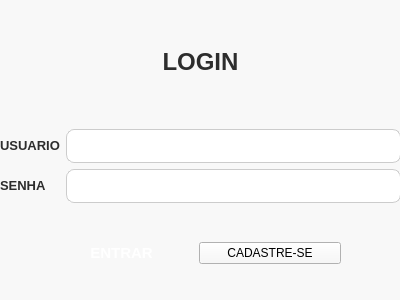
gabriotz/Project-edoo, file GUI_BIBLIOTECA/loginwindow.ui: the form before one commit.
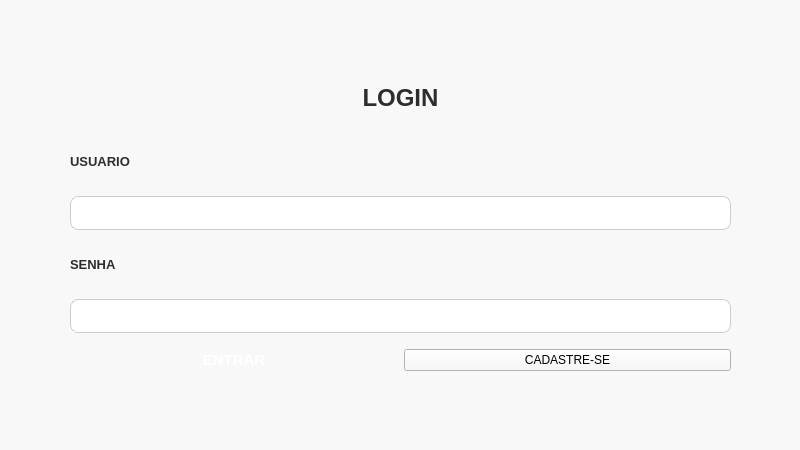
The form after the commit.

Diff of the .ui file:
```diff
--- a/GUI_BIBLIOTECA/loginwindow.ui
+++ b/GUI_BIBLIOTECA/loginwindow.ui
@@ -6,8 +6,8 @@
    <rect>
     <x>0</x>
     <y>0</y>
-    <width>400</width>
-    <height>300</height>
+    <width>800</width>
+    <height>450</height>
    </rect>
   </property>
   <property name="windowTitle">
@@ -19,20 +19,79 @@
   <property name="styleSheet">
    <string notr="true">background-color: rgb(248, 248, 248);</string>
   </property>
-  <widget class="QWidget" name="layoutWidget">
+  <widget class="QWidget" name="">
    <property name="geometry">
     <rect>
-     <x>50</x>
-     <y>230</y>
-     <width>291</width>
-     <height>46</height>
+     <x>70</x>
+     <y>70</y>
+     <width>661</width>
+     <height>311</height>
     </rect>
    </property>
-   <layout class="QHBoxLayout" name="horizontalLayout">
+   <layout class="QVBoxLayout" name="verticalLayout">
     <item>
-     <widget class="QPushButton" name="loginButton">
+     <widget class="QLabel" name="label">
+      <property name="text">
+       <string>&lt;html&gt;&lt;head/&gt;&lt;body&gt;&lt;p align=&quot;center&quot;&gt;&lt;span style=&quot; font-size:18pt; font-weight:700; color:#2D2D2D;&quot;&gt;LOGIN&lt;/span&gt;&lt;/p&gt;&lt;/body&gt;&lt;/html&gt;</string>
+      </property>
+     </widget>
+    </item>
+    <item>
+     <widget class="QLabel" name="label_2">
       <property name="styleSheet">
-       <string notr="true">background: qlineargradient(
+       <string notr="true">color: rgb(45, 45, 45);
+font: 9pt &quot;Segoe UI&quot;;</string>
+      </property>
+      <property name="text">
+       <string>&lt;html&gt;&lt;head/&gt;&lt;body&gt;&lt;p&gt;&lt;span style=&quot; font-size:10pt; font-weight:700; color:#2d2d2d;&quot;&gt;USUARIO&lt;/span&gt;&lt;/p&gt;&lt;/body&gt;&lt;/html&gt;</string>
+      </property>
+     </widget>
+    </item>
+    <item>
+     <widget class="QLineEdit" name="loginLineEdit">
+      <property name="styleSheet">
+       <string notr="true">background-color: white;
+border: 1px solid #CCCCCC;
+padding: 8px;
+border-radius: 8px;
+color: #2D2D2D;
+outline: none; /* Remove a borda de foco padrão do SO */
+
+</string>
+      </property>
+      <property name="text">
+       <string/>
+      </property>
+     </widget>
+    </item>
+    <item>
+     <widget class="QLabel" name="label_3">
+      <property name="text">
+       <string>&lt;html&gt;&lt;head/&gt;&lt;body&gt;&lt;p&gt;&lt;span style=&quot; font-size:10pt; font-weight:700; color:#2d2d2d;&quot;&gt;SENHA&lt;/span&gt;&lt;/p&gt;&lt;/body&gt;&lt;/html&gt;</string>
+      </property>
+     </widget>
+    </item>
+    <item>
+     <widget class="QLineEdit" name="passwordLineEdit">
+      <property name="styleSheet">
+       <string notr="true">background-color: white;
+border: 1px solid #CCCCCC;
+padding: 8px;
+border-radius: 8px;
+color: #2D2D2D;
+outline: none; /* Remove a borda de foco padrão do SO */</string>
+      </property>
+      <property name="text">
+       <string/>
+      </property>
+     </widget>
+    </item>
+    <item>
+     <layout class="QHBoxLayout" name="horizontalLayout">
+      <item>
+       <widget class="QPushButton" name="loginButton">
+        <property name="styleSheet">
+         <string notr="true">background: qlineargradient(
     x1:0, y1:0, x2:1, y2:0,
     stop:0 #8B0000, stop:1 #ED1C24
 );
@@ -45,16 +104,16 @@
 text-align: center;
 
 </string>
-      </property>
-      <property name="text">
-       <string>ENTRAR</string>
-      </property>
-     </widget>
-    </item>
-    <item>
-     <widget class="QPushButton" name="registerButton">
-      <property name="styleSheet">
-       <string notr="true">background: qlineargradient(
+        </property>
+        <property name="text">
+         <string>ENTRAR</string>
+        </property>
+       </widget>
+      </item>
+      <item>
+       <widget class="QPushButton" name="registerButton">
+        <property name="styleSheet">
+         <string notr="true">background: qlineargradient(
     x1:0, y1:0, x2:1, y2:0,
     stop:0 #8B0000, stop:1 #ED1C24
 );
@@ -73,85 +132,14 @@
     );
 }
 </string>
-      </property>
-      <property name="text">
-       <string>CADASTRE-SE</string>
-      </property>
-     </widget>
-    </item>
-   </layout>
-  </widget>
-  <widget class="QWidget" name="layoutWidget">
-   <property name="geometry">
-    <rect>
-     <x>0</x>
-     <y>2</y>
-     <width>401</width>
-     <height>201</height>
-    </rect>
-   </property>
-   <layout class="QGridLayout" name="gridLayout_2">
-    <item row="1" column="0">
-     <layout class="QGridLayout" name="gridLayout">
-      <item row="1" column="1">
-       <widget class="QLineEdit" name="passwordLineEdit">
-        <property name="styleSheet">
-         <string notr="true">background-color: white;
-border: 1px solid #CCCCCC;
-padding: 8px;
-border-radius: 8px;
-color: #2D2D2D;
-outline: none; /* Remove a borda de foco padrão do SO */</string>
         </property>
         <property name="text">
-         <string/>
-        </property>
-       </widget>
-      </item>
-      <item row="1" column="0">
-       <widget class="QLabel" name="label_3">
-        <property name="text">
-         <string>&lt;html&gt;&lt;head/&gt;&lt;body&gt;&lt;p&gt;&lt;span style=&quot; font-size:10pt; font-weight:700; color:#2d2d2d;&quot;&gt;SENHA&lt;/span&gt;&lt;/p&gt;&lt;/body&gt;&lt;/html&gt;</string>
-        </property>
-       </widget>
-      </item>
-      <item row="0" column="1">
-       <widget class="QLineEdit" name="loginLineEdit">
-        <property name="styleSheet">
-         <string notr="true">background-color: white;
-border: 1px solid #CCCCCC;
-padding: 8px;
-border-radius: 8px;
-color: #2D2D2D;
-outline: none; /* Remove a borda de foco padrão do SO */
-
-</string>
-        </property>
-        <property name="text">
-         <string/>
-        </property>
-       </widget>
-      </item>
-      <item row="0" column="0">
-       <widget class="QLabel" name="label_2">
-        <property name="styleSheet">
-         <string notr="true">color: rgb(45, 45, 45);
-font: 9pt &quot;Segoe UI&quot;;</string>
-        </property>
-        <property name="text">
-         <string>&lt;html&gt;&lt;head/&gt;&lt;body&gt;&lt;p&gt;&lt;span style=&quot; font-size:10pt; font-weight:700; color:#2d2d2d;&quot;&gt;USUARIO&lt;/span&gt;&lt;/p&gt;&lt;/body&gt;&lt;/html&gt;</string>
+         <string>CADASTRE-SE</string>
         </property>
        </widget>
       </item>
      </layout>
     </item>
-    <item row="0" column="0">
-     <widget class="QLabel" name="label">
-      <property name="text">
-       <string>&lt;html&gt;&lt;head/&gt;&lt;body&gt;&lt;p align=&quot;center&quot;&gt;&lt;span style=&quot; font-size:18pt; font-weight:700; color:#2D2D2D;&quot;&gt;LOGIN&lt;/span&gt;&lt;/p&gt;&lt;/body&gt;&lt;/html&gt;</string>
-      </property>
-     </widget>
-    </item>
    </layout>
   </widget>
  </widget>
```
